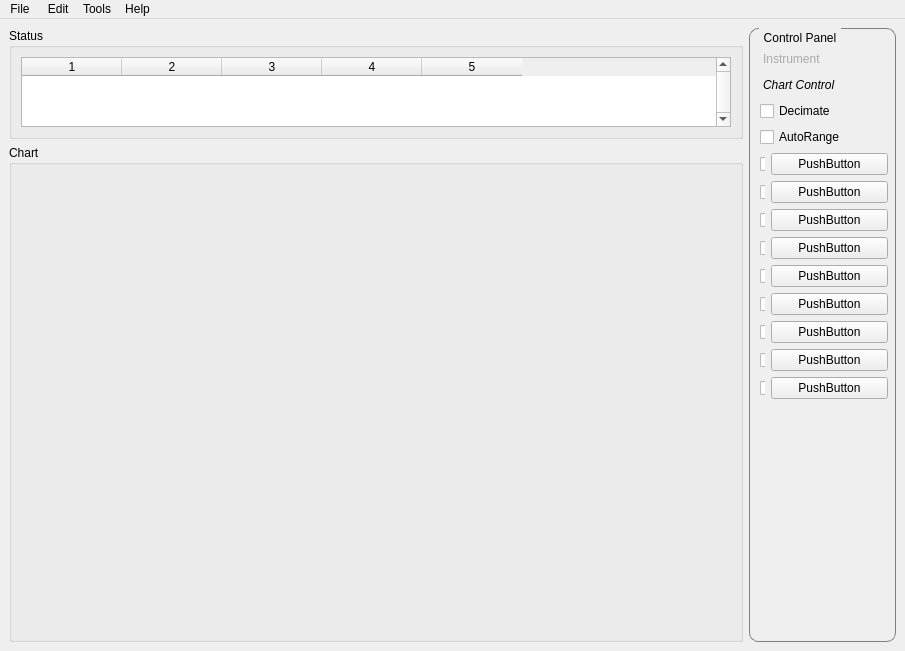
First picture: the form in ui/mainwindow.ui, repository mhorn71/StarbaseMini, before the edit.
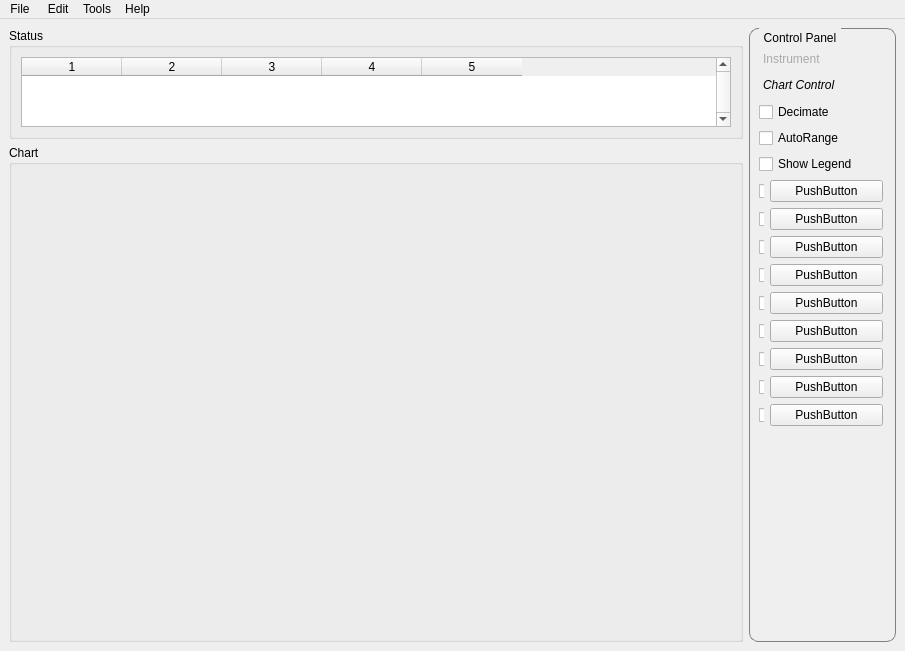
Second picture: the form after the edit. The open tabs and pages were chosen to show the change.

Commit message: Added show legend check box to Chart Control.

Patch:
```diff
--- a/ui/mainwindow.ui
+++ b/ui/mainwindow.ui
@@ -272,31 +272,42 @@
            <attribute name="label">
             <string>Chart Control</string>
            </attribute>
-           <widget class="QWidget" name="layoutWidget">
+           <widget class="QWidget" name="">
             <property name="geometry">
              <rect>
-              <x>1</x>
-              <y>1</y>
-              <width>128</width>
-              <height>373</height>
+              <x>0</x>
+              <y>2</y>
+              <width>124</width>
+              <height>443</height>
              </rect>
             </property>
             <layout class="QGridLayout" name="gridLayout_5">
              <item row="0" column="0">
+              <layout class="QVBoxLayout" name="verticalLayout_2">
+               <item>
               <widget class="QCheckBox" name="chartDecimateCheckBox">
                <property name="text">
                 <string>Decimate</string>
                </property>
               </widget>
              </item>
-             <item row="1" column="0">
+               <item>
               <widget class="QCheckBox" name="chartAutoRangeCheckBox">
                <property name="text">
                 <string>AutoRange</string>
                </property>
               </widget>
              </item>
-             <item row="2" column="0">
+               <item>
+                <widget class="QCheckBox" name="showLegend">
+                 <property name="text">
+                  <string>Show Legend</string>
+                 </property>
+                </widget>
+               </item>
+              </layout>
+             </item>
+             <item row="1" column="0">
               <layout class="QHBoxLayout" name="horizontalLayout">
                <item>
                 <widget class="QCheckBox" name="channel0colour">
@@ -332,7 +343,7 @@
                </item>
               </layout>
              </item>
-             <item row="3" column="0">
+             <item row="2" column="0">
               <layout class="QHBoxLayout" name="horizontalLayout_2">
                <item>
                 <widget class="QCheckBox" name="channel1colour">
@@ -368,7 +379,7 @@
                </item>
               </layout>
              </item>
-             <item row="4" column="0">
+             <item row="3" column="0">
               <layout class="QHBoxLayout" name="horizontalLayout_3">
                <item>
                 <widget class="QCheckBox" name="channel2colour">
@@ -404,7 +415,7 @@
                </item>
               </layout>
              </item>
-             <item row="5" column="0">
+             <item row="4" column="0">
               <layout class="QHBoxLayout" name="horizontalLayout_4">
                <item>
                 <widget class="QCheckBox" name="channel3colour">
@@ -440,7 +451,7 @@
                </item>
               </layout>
              </item>
-             <item row="6" column="0">
+             <item row="5" column="0">
               <layout class="QHBoxLayout" name="horizontalLayout_5">
                <item>
                 <widget class="QCheckBox" name="channel4colour">
@@ -476,7 +487,7 @@
                </item>
               </layout>
              </item>
-             <item row="7" column="0">
+             <item row="6" column="0">
               <layout class="QHBoxLayout" name="horizontalLayout_6">
                <item>
                 <widget class="QCheckBox" name="channel5colour">
@@ -512,7 +523,7 @@
                </item>
               </layout>
              </item>
-             <item row="8" column="0">
+             <item row="7" column="0">
               <layout class="QHBoxLayout" name="horizontalLayout_7">
                <item>
                 <widget class="QCheckBox" name="channel6colour">
@@ -548,7 +559,7 @@
                </item>
               </layout>
              </item>
-             <item row="9" column="0">
+             <item row="8" column="0">
               <layout class="QHBoxLayout" name="horizontalLayout_8">
                <item>
                 <widget class="QCheckBox" name="channel7colour">
@@ -584,7 +595,7 @@
                </item>
               </layout>
              </item>
-             <item row="10" column="0">
+             <item row="9" column="0">
               <layout class="QHBoxLayout" name="horizontalLayout_9">
                <item>
                 <widget class="QCheckBox" name="channel8colour">
@@ -620,7 +631,7 @@
                </item>
               </layout>
              </item>
-             <item row="11" column="0">
+             <item row="10" column="0">
               <spacer name="verticalSpacer">
                <property name="orientation">
                 <enum>Qt::Vertical</enum>
```
Left out of the diff: 2 changed lines with no effect on the pictures. Lines whose indentation alone changed are shown as unchanged. The commit also changes 1 other file.
